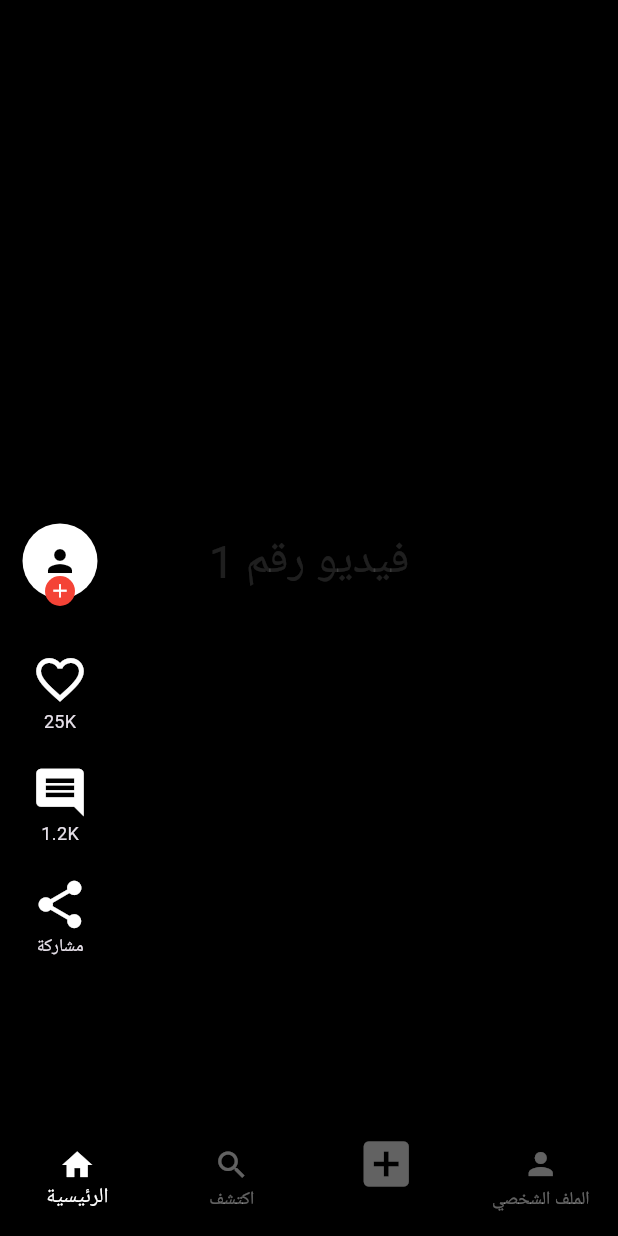
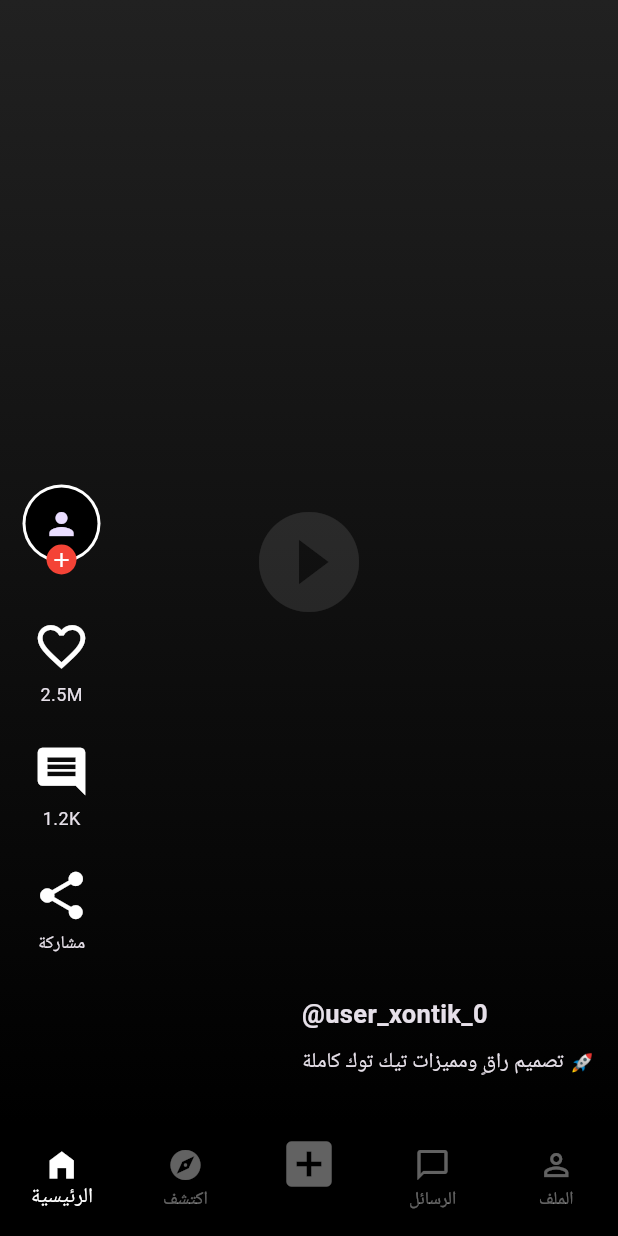
Before and after one commit to express-shopping/Xontik_V2, a Flutter app: the screen it shows after launch, after a tap on "ليس لديك حساب؟ أنشئ حساباً", on a phone screen of 412 x 824 dp. Run offline on Flutter 3.47's test engine with Material 3 defaults, Android fonts, the phone set to English and light mode, and no system bars.

Commit message:
UI Perfected: Clickable Buttons and Professional TikTok Design

```diff
--- a/lib/main.dart
+++ b/lib/main.dart
@@ -1,78 +1,77 @@
 import 'package:flutter/material.dart';
 
-void main() => runApp(const XontikUltimate());
+void main() => runApp(const XontikProApp());
 
-class XontikUltimate extends StatelessWidget {
-  const XontikUltimate({super.key});
+class XontikProApp extends StatelessWidget {
+  const XontikProApp({super.key});
   @override
   Widget build(BuildContext context) {
     return MaterialApp(
       debugShowCheckedModeBanner: false,
       theme: ThemeData.dark().copyWith(scaffoldBackgroundColor: Colors.black),
-      home: const LoginNavigator(), // البداية هنا
+      home: const TikTokAuthPage(),
     );
   }
 }
 
-// محرك التنقل بين الصفحات
-class LoginNavigator extends StatefulWidget {
-  const LoginNavigator({super.key});
-  @override
-  State<LoginNavigator> createState() => _LoginNavigatorState();
-}
-
-class _LoginNavigatorState extends State<LoginNavigator> {
-  bool showFeed = false; // متغير للتحكم في تبديل الصفحات
-
+// --- شاشة الدخول الراقية ---
+class TikTokAuthPage extends StatelessWidget {
+  const TikTokAuthPage({super.key});
   @override
   Widget build(BuildContext context) {
-    // إذا ضغط المستخدم على زر الدخول، تظهر صفحة الفيديوهات، وإلا تظهر صفحة الدخول
-    return showFeed ? FeedScreen() : buildLoginScreen();
-  }
-
-  Widget buildLoginScreen() {
     return Scaffold(
-      body: Column(
-        mainAxisAlignment: MainAxisAlignment.center,
+      body: Container(
+        padding: const EdgeInsets.symmetric(horizontal: 40),
+        child: Column(
           children: [
             const Spacer(),
-          const Text("XONTIK", style: TextStyle(fontSize: 50, fontWeight: FontWeight.bold, color: Colors.white)),
+            const Text("XONTIK", style: TextStyle(fontSize: 55, fontWeight: FontWeight.bold, letterSpacing: 5)),
             const SizedBox(height: 10),
-          const Text("سجل دخولك الآن", style: TextStyle(color: Colors.white70)),
-          const SizedBox(height: 50),
-          _authOption("المتابعة باستخدام Google"),
-          _authOption("المتابعة باستخدام الهاتف"),
+            const Text("سجل دخولك لتجربة عالم الإبداع", style: TextStyle(color: Colors.white60, fontSize: 16)),
+            const SizedBox(height: 60),
+            _socialButton(Icons.g_mobiledata, "المتابعة باستخدام Google"),
+            _socialButton(Icons.phone_iphone, "المتابعة باستخدام Apple"),
+            _socialButton(Icons.mail_outline, "البريد الإلكتروني أو الهاتف"),
             const Spacer(),
-          // زر "أنشئ حساباً" هو المحرك الذي يفتح التطبيق
+            // زر إنشاء حساب صغير في الأسفل
             Padding(
-            padding: const EdgeInsets.all(20.0),
+              padding: const EdgeInsets.only(bottom: 30),
               child: InkWell(
-              onTap: () => setState(() => showFeed = true), // هذا السطر يجعل الزر يعمل!
-              child: const Text("ليس لديك حساب؟ أنشئ حساباً",
-                style: TextStyle(color: Colors.redAccent, fontWeight: FontWeight.bold, fontSize: 16)),
+                onTap: () => Navigator.push(context, MaterialPageRoute(builder: (context) => const TikTokFeed())),
+                child: RichText(
+                  text: const TextSpan(
+                    text: "ليس لديك حساب؟ ",
+                    style: TextStyle(color: Colors.white54),
+                    children: [
+                      TextSpan(text: "أنشئ حساباً", style: TextStyle(color: Colors.redAccent, fontWeight: FontWeight.bold)),
+                    ],
+                  ),
+                ),
               ),
             ),
           ],
         ),
+      ),
     );
   }
 
-  Widget _authOption(String text) => Container(
-    margin: const EdgeInsets.symmetric(horizontal: 40, vertical: 8),
+  Widget _socialButton(IconData icon, String label) => Container(
+    margin: const EdgeInsets.only(bottom: 12),
     padding: const EdgeInsets.all(15),
-    decoration: BoxDecoration(border: Border.all(color: Colors.white24), borderRadius: BorderRadius.circular(8)),
-    child: Center(child: Text(text)),
+    decoration: BoxDecoration(border: Border.all(color: Colors.white12), borderRadius: BorderRadius.circular(4)),
+    child: Row(children: [Icon(icon), Expanded(child: Text(label, textAlign: TextAlign.center))]),
   );
 }
 
-class FeedScreen extends StatelessWidget {
+// --- شاشة الفيديوهات التفاعلية ---
+class TikTokFeed extends StatelessWidget {
+  const TikTokFeed({super.key});
   @override
   Widget build(BuildContext context) {
     return Scaffold(
       body: PageView.builder(
         scrollDirection: Axis.vertical,
-        itemCount: 10,
-        itemBuilder: (context, index) => VideoItem(index: index),
+        itemBuilder: (context, index) => VideoPlayerItem(index: index),
       ),
       bottomNavigationBar: BottomNavigationBar(
         backgroundColor: Colors.black,
@@ -80,24 +79,25 @@ class FeedScreen extends StatelessWidget {
         unselectedItemColor: Colors.white38,
         type: BottomNavigationBarType.fixed,
         items: const [
-          BottomNavigationBarItem(icon: Icon(Icons.home), label: 'الرئيسية'),
-          BottomNavigationBarItem(icon: Icon(Icons.search), label: 'اكتشف'),
+          BottomNavigationBarItem(icon: Icon(Icons.home_filled), label: 'الرئيسية'),
+          BottomNavigationBarItem(icon: Icon(Icons.explore), label: 'اكتشف'),
           BottomNavigationBarItem(icon: Icon(Icons.add_box, size: 40), label: ''),
-          BottomNavigationBarItem(icon: Icon(Icons.person), label: 'الملف الشخصي'),
+          BottomNavigationBarItem(icon: Icon(Icons.chat_bubble_outline), label: 'الرسائل'),
+          BottomNavigationBarItem(icon: Icon(Icons.person_outline), label: 'الملف'),
         ],
       ),
     );
   }
 }
 
-class VideoItem extends StatefulWidget {
+class VideoPlayerItem extends StatefulWidget {
   final int index;
-  const VideoItem({super.key, required this.index});
+  const VideoPlayerItem({super.key, required this.index});
   @override
-  State<VideoItem> createState() => _VideoItemState();
+  State<VideoPlayerItem> createState() => _VideoPlayerItemState();
 }
 
-class _VideoItemState extends State<VideoItem> {
+class _VideoPlayerItemState extends State<VideoPlayerItem> {
   bool isLiked = false;
   bool isFollowed = false;
 
@@ -105,23 +105,43 @@ class _VideoItemState extends State<VideoItem> {
   Widget build(BuildContext context) {
     return Stack(
       children: [
-        Container(color: Colors.black, child: Center(child: Text("فيديو رقم ${widget.index + 1}", style: const TextStyle(color: Colors.white12, fontSize: 30)))),
-
-        // الأزرار بجهة اليسار
+        // خلفية الفيديو (تأثير متدرج راقٍ)
+        Container(
+          decoration: BoxDecoration(
+            gradient: LinearGradient(
+              begin: Alignment.topCenter,
+              end: Alignment.bottomCenter,
+              colors: [Colors.grey[900]!, Colors.black],
+            ),
+          ),
+          child: const Center(child: Icon(Icons.play_circle_fill, size: 80, color: Colors.white10)),
+        ),
+        // الأزرار الجانبية على اليسار (تعمل بالضغط!)
         Positioned(
           left: 15,
           bottom: 100,
           child: Column(
             children: [
-              // زر المتابعة (+)
-              _buildAvatar(),
+              _profileWithFollow(),
               const SizedBox(height: 25),
-              // زر القلب (اللايك)
-              _buildAction(isLiked ? Icons.favorite : Icons.favorite_border, "25K", isLiked ? Colors.red : Colors.white, () {
-                setState(() => isLiked = !isLiked); // يجعل زر القلب يعمل!
+              _sideAction(isLiked ? Icons.favorite : Icons.favorite_border, "2.5M", isLiked ? Colors.red : Colors.white, () {
+                setState(() => isLiked = !isLiked); // القلب يعمل الآن!
               }),
-              _buildAction(Icons.comment, "1.2K", Colors.white, () {}),
-              _buildAction(Icons.share, "مشاركة", Colors.white, () {}),
+              _sideAction(Icons.insert_comment, "1.2K", Colors.white, () {}),
+              _sideAction(Icons.share, "مشاركة", Colors.white, () {}),
+            ],
+          ),
+        ),
+        // وصف الفيديو على اليمين
+        Positioned(
+          right: 15,
+          bottom: 30,
+          child: Column(
+            crossAxisAlignment: CrossAxisAlignment.start,
+            children: [
+              Text("@user_xontik_${widget.index}", style: const TextStyle(fontWeight: FontWeight.bold, fontSize: 17)),
+              const SizedBox(height: 10),
+              const Text("تصميم راقٍ ومميزات تيك توك كاملة 🚀"),
             ],
           ),
         ),
@@ -129,30 +149,26 @@ class _VideoItemState extends State<VideoItem> {
     );
   }
 
-  Widget _buildAvatar() {
-    return Stack(
+  Widget _profileWithFollow() => Stack(
     clipBehavior: Clip.none,
     children: [
-        const CircleAvatar(radius: 25, backgroundColor: Colors.white, child: Icon(Icons.person, color: Colors.black)),
+      const CircleAvatar(radius: 26, backgroundColor: Colors.white, child: CircleAvatar(radius: 24, backgroundColor: Colors.black, child: Icon(Icons.person))),
       if (!isFollowed)
         Positioned(
-            bottom: -5, left: 15,
+          bottom: -8, left: 16,
           child: GestureDetector(
-              onTap: () => setState(() => isFollowed = true), // يجعل زر المتابعة يعمل!
-              child: const CircleAvatar(radius: 10, backgroundColor: Colors.red, child: Icon(Icons.add, size: 15, color: Colors.white)),
+            onTap: () => setState(() => isFollowed = true), // زر المتابعة يعمل!
+            child: const CircleAvatar(radius: 10, backgroundColor: Colors.red, child: Icon(Icons.add, size: 16, color: Colors.white)),
           ),
         ),
     ],
   );
-  }
 
-  Widget _buildAction(IconData icon, String label, Color color, VoidCallback onTap) {
-    return GestureDetector(
+  Widget _sideAction(IconData icon, String label, Color color, VoidCallback onTap) => GestureDetector(
     onTap: onTap,
     child: Padding(
-        padding: const EdgeInsets.symmetric(vertical: 10),
-        child: Column(children: [Icon(icon, size: 38, color: color), Text(label, style: const TextStyle(fontSize: 12))]),
+      padding: const EdgeInsets.symmetric(vertical: 12),
+      child: Column(children: [Icon(icon, size: 38, color: color), const SizedBox(height: 4), Text(label, style: const TextStyle(fontSize: 12))]),
     ),
   );
 }
-}
```
Lines whose indentation alone changed are shown as unchanged.
